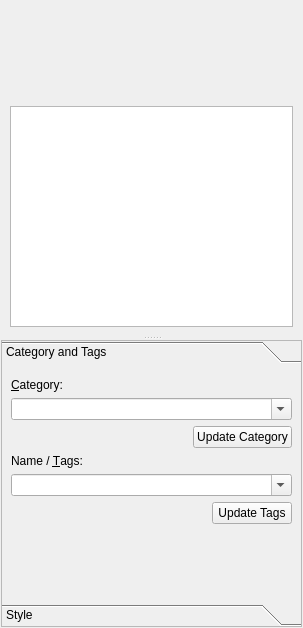
First picture: the form in src/klflibentryeditor.ui, repository CryFeiFei/klatexformula, before the edit.
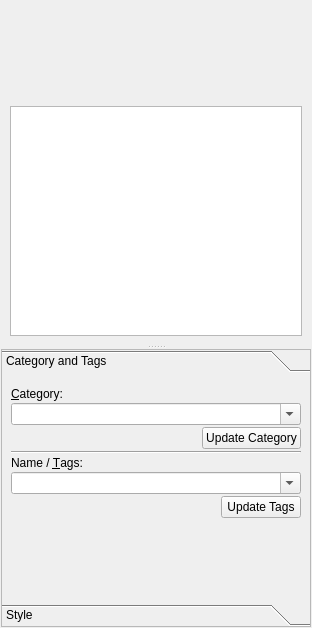
Second picture: the form after the edit. Icons and pictures are not drawn.

```diff
--- a/src/klflibentryeditor.ui
+++ b/src/klflibentryeditor.ui
@@ -30,7 +30,7 @@
        <enum>QFrame::Plain</enum>
       </property>
       <layout class="QGridLayout" name="lyt_frmPreviews">
-       <item row="0" column="0">
+       <item row="0" column="1">
         <widget class="QLabel" name="lblPreview">
          <property name="sizePolicy">
           <sizepolicy hsizetype="Preferred" vsizetype="Fixed">
@@ -55,7 +55,7 @@
          </property>
         </widget>
        </item>
-       <item row="1" column="0">
+       <item row="1" column="0" colspan="3">
         <widget class="QTextEdit" name="txtPreviewLatex">
          <property name="sizePolicy">
           <sizepolicy hsizetype="Preferred" vsizetype="Preferred">
@@ -80,6 +80,32 @@
          </property>
         </widget>
        </item>
+       <item row="0" column="0">
+        <spacer name="hspc1">
+         <property name="orientation">
+          <enum>Qt::Horizontal</enum>
+         </property>
+         <property name="sizeHint" stdset="0">
+          <size>
+           <width>1</width>
+           <height>5</height>
+          </size>
+         </property>
+        </spacer>
+       </item>
+       <item row="0" column="2">
+        <spacer name="hspc2">
+         <property name="orientation">
+          <enum>Qt::Horizontal</enum>
+         </property>
+         <property name="sizeHint" stdset="0">
+          <size>
+           <width>1</width>
+           <height>5</height>
+          </size>
+         </property>
+        </spacer>
+       </item>
       </layout>
      </widget>
      <widget class="QToolBox" name="tabsEntry">
@@ -117,6 +143,9 @@
         <string>Category and Tags</string>
        </attribute>
        <layout class="QVBoxLayout" name="verticalLayout">
+        <property name="spacing">
+         <number>2</number>
+        </property>
         <item>
          <widget class="QLabel" name="lblCategory">
           <property name="text">
@@ -170,6 +199,13 @@
           </item>
          </layout>
         </item>
+        <item>
+         <widget class="Line" name="line">
+          <property name="orientation">
+           <enum>Qt::Horizontal</enum>
+          </property>
+         </widget>
+        </item>
         <item>
          <widget class="QLabel" name="lblTags">
           <property name="text">
```
Left out of the diff: 4 changed lines with no effect on the pictures.
